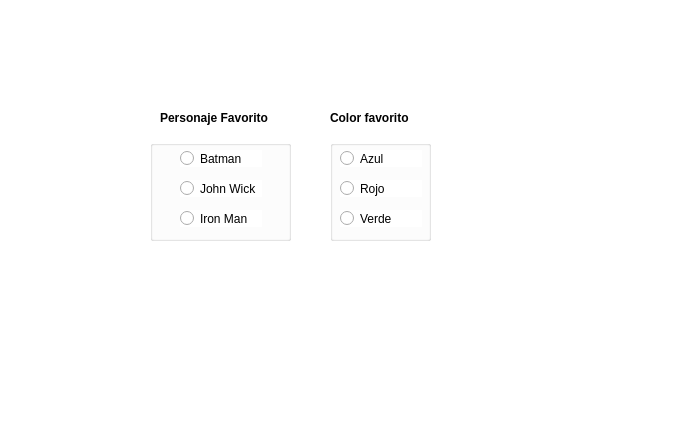
Above: Unidad 2/P14_RadioButton_Ejemplo2.ui from Emanuel-Izaguirre-Cortes-03/Pip_2025_1_eq_4_i before the change. Below: the same form after it.
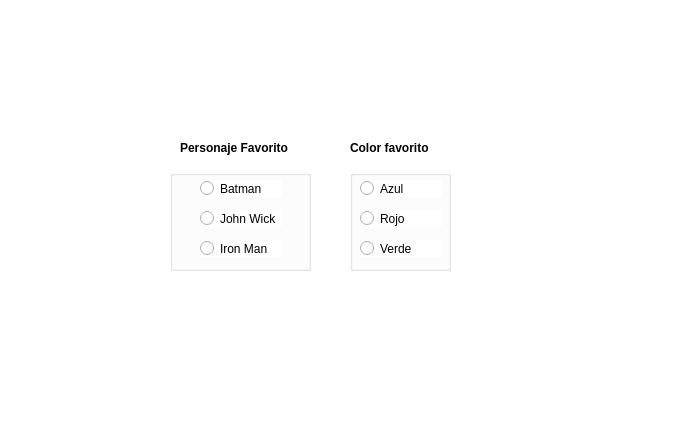
That is the form after the change. Icons and pictures are not drawn.

The edit to the form file:
```diff
--- a/Unidad 2/P14_RadioButton_Ejemplo2.ui
+++ b/Unidad 2/P14_RadioButton_Ejemplo2.ui
@@ -61,8 +61,8 @@
    <widget class="QLabel" name="label">
     <property name="geometry">
      <rect>
-      <x>160</x>
-      <y>110</y>
+      <x>180</x>
+      <y>140</y>
       <width>111</width>
       <height>16</height>
      </rect>
@@ -74,8 +74,8 @@
    <widget class="QLabel" name="label_2">
     <property name="geometry">
      <rect>
-      <x>330</x>
-      <y>110</y>
+      <x>350</x>
+      <y>140</y>
       <width>111</width>
       <height>16</height>
      </rect>
@@ -87,8 +87,8 @@
    <widget class="QGroupBox" name="groupBox">
     <property name="geometry">
      <rect>
-      <x>150</x>
-      <y>140</y>
+      <x>170</x>
+      <y>170</y>
       <width>141</width>
       <height>101</height>
      </rect>
@@ -139,8 +139,8 @@
    <widget class="QGroupBox" name="groupBox_2">
     <property name="geometry">
      <rect>
-      <x>330</x>
-      <y>140</y>
+      <x>350</x>
+      <y>170</y>
       <width>101</width>
       <height>101</height>
      </rect>
```
Left out of the diff: 4 changed lines with no effect on the pictures.
